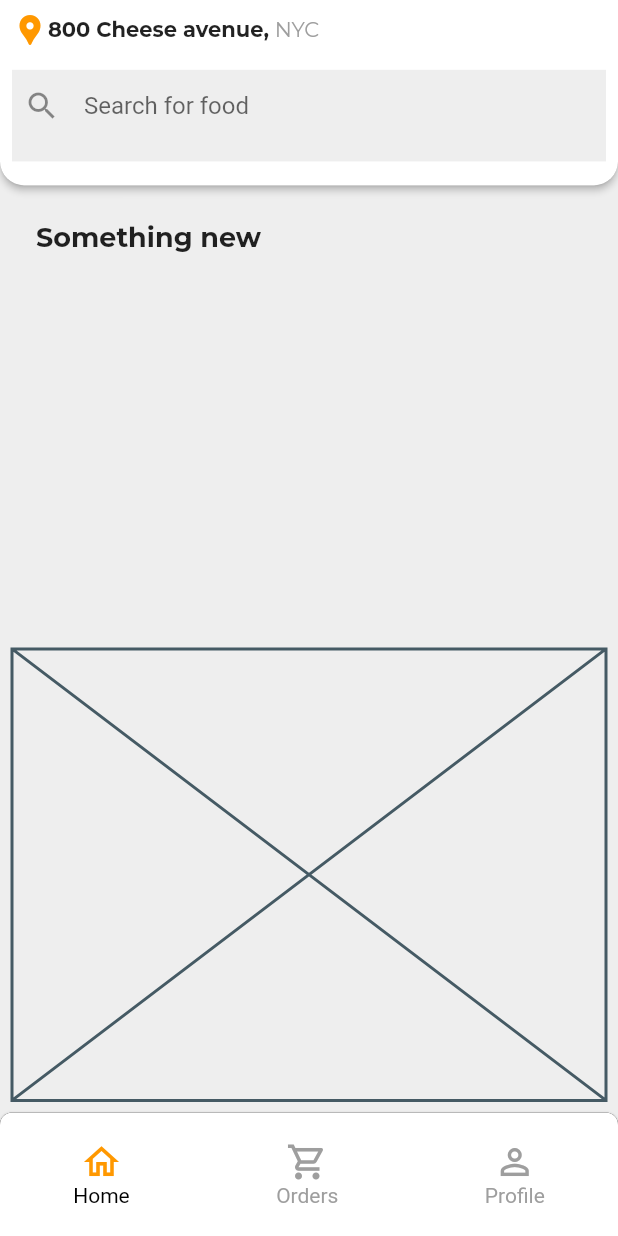
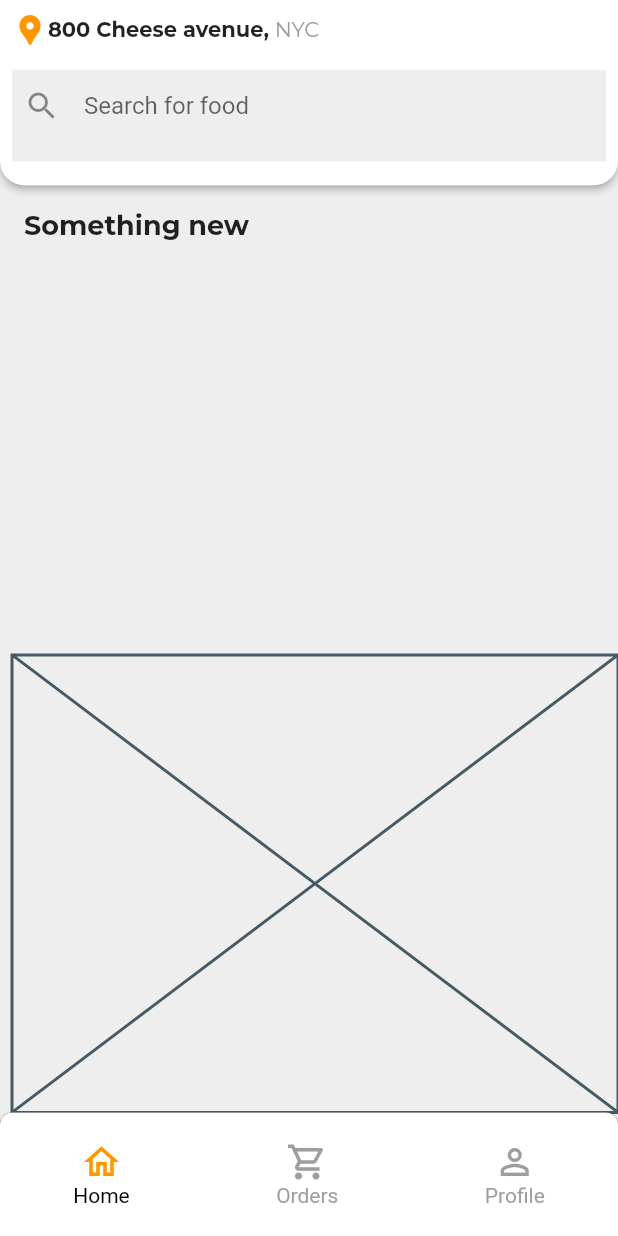
Before and after one commit to JAICHANGPARK/flutter_notebook_11th_story, a Flutter app: the screen it shows after launch, on a phone screen of 412 x 824 dp. Run offline on Flutter 3.47's test engine with Material 2 defaults, Android fonts, the phone set to English and light mode, and no system bars; our stand-ins replace backdrop, badges, flutter_inner_drawer, flutter_slidable, flutter_swiper, google_fonts.

Commit message:
Update food_home_page.dart

```diff
--- a/lib/ep744_food_app/ui/food_home_page.dart
+++ b/lib/ep744_food_app/ui/food_home_page.dart
@@ -90,12 +90,12 @@ class _FoodHomePageState extends State<FoodHomePage> {
             Expanded(
                 flex: 15,
                 child: Padding(
-                  padding: const EdgeInsets.all(8.0),
+                  padding: const EdgeInsets.only(top: 8, left: 8),
                   child: Column(
                     children: [
                       Expanded(
                           child: Padding(
-                            padding: const EdgeInsets.all(16.0),
+                            padding: const EdgeInsets.only(top: 8, left: 8),
                             child: Column(
                         crossAxisAlignment: CrossAxisAlignment.start,
                         children: [
@@ -111,6 +111,7 @@ class _FoodHomePageState extends State<FoodHomePage> {
                                 scrollDirection: Axis.horizontal,
                                 itemBuilder: (context, index){
                               return Container(
+                                width: 140,
 
                               );
                             }))
```
